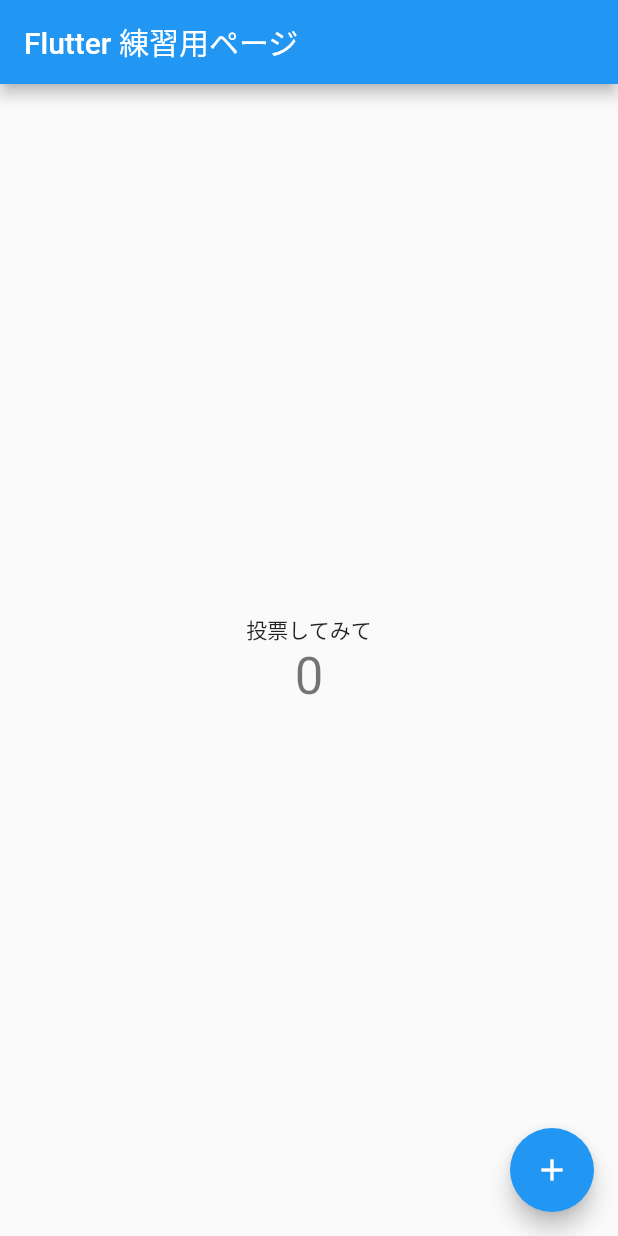
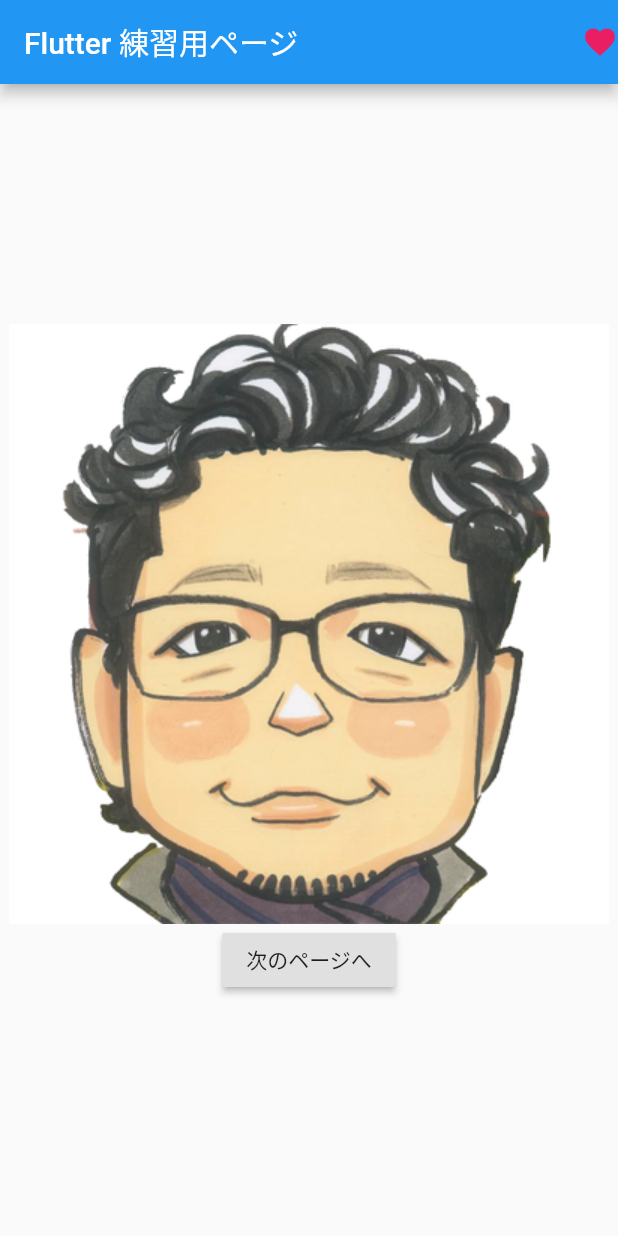
Before and after one commit to ari526msx/roadfor, a Flutter app: the screen it shows after launch, on a phone screen of 412 x 824 dp. Run offline on Flutter 3.47's test engine with Material 2 defaults, Android fonts, the phone set to English and light mode, and no system bars.

Commit message:
ページ遷移 画像表示・アイコン表示

```diff
--- a/lib/main.dart
+++ b/lib/main.dart
@@ -1,4 +1,6 @@
+import 'package:flutter/cupertino.dart';
 import 'package:flutter/material.dart';
+import 'package:roadfor_app/next_page.dart';
 
 void main() {
   runApp(MyApp());
@@ -27,39 +29,43 @@ class MyHomePage extends StatefulWidget {
 }
 
 class _MyHomePageState extends State<MyHomePage> {
-  int _counter = 0;
-
-  void _incrementCounter() {
-    setState(() {
-      _counter++;
-    });
-  }
+  String sResult = '次のページへ';
 
   @override
   Widget build(BuildContext context) {
     return Scaffold(
       appBar: AppBar(
         title: Text(widget.title),
+        actions: <Widget>[
+          Icon(
+            Icons.favorite,
+            color: Colors.pink,
+            size: 24.0,
+            semanticLabel: 'Text to announce in accessibility modes',
+          ),
+        ],
       ),
-      body: Center(
+      body: Container(
+        width: double.infinity,
         child: Column(
           mainAxisAlignment: MainAxisAlignment.center,
+          crossAxisAlignment: CrossAxisAlignment.center,
           children: <Widget>[
-            Text(
-              '投票してみて',
-            ),
-            Text(
-              '$_counter',
-              style: Theme.of(context).textTheme.headline4,
+            Image.asset('images/usj-kohjiro-400x400.png'),
+            RaisedButton(
+              child: Text(sResult),
+              onPressed: () async {
+                final result = await Navigator.push(
+                  context,
+                  MaterialPageRoute(builder: (context) => NextPage('1ページ目から渡した文字列')),
+                );
+                sResult = result;
+                print(sResult);
+              },
             ),
           ],
-        ),
+        )
       ),
-      floatingActionButton: FloatingActionButton(
-        onPressed: _incrementCounter,
-        tooltip: 'Increment',
-        child: Icon(Icons.add),
-      ), // This trailing comma makes auto-formatting nicer for build methods.
     );
   }
 }
```
Also changed, not shown: lib/next_page.dart (added, +33 -0 lines), pubspec.yaml (+2 -53 lines), images/usj-kohjiro-400x400.png (added).
